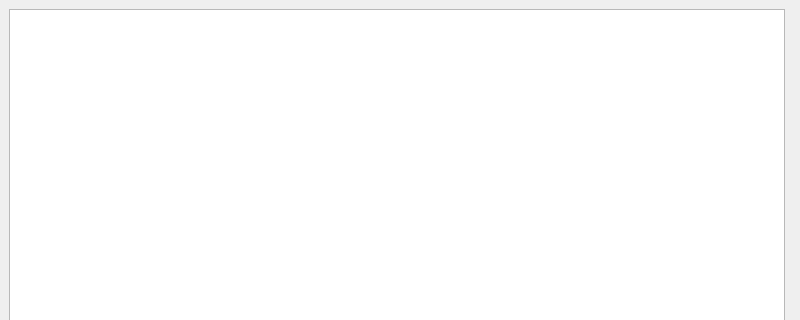
Above: BigBrother/src/GUI/mainwindow.ui from akukhta/BigBrother before the change; both pictures show x 0 to 800 and y 0 to 320 of the 800 by 600 pixel window. Below: the same form after it.
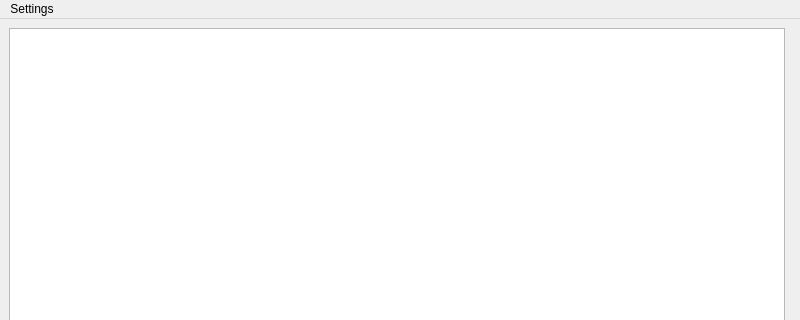
That is the form after the change.

Commit message: Dialog has been added

```diff
--- a/BigBrother/src/GUI/mainwindow.ui
+++ b/BigBrother/src/GUI/mainwindow.ui
@@ -43,6 +43,14 @@
      <height>23</height>
     </rect>
    </property>
+   <widget class="QMenu" name="menuSettings">
+    <property name="title">
+     <string>Settings</string>
+    </property>
+    <addaction name="separator"/>
+    <addaction name="actionView_settings"/>
+   </widget>
+   <addaction name="menuSettings"/>
   </widget>
   <widget class="QStatusBar" name="statusbar"/>
  </widget>
```
Left out of the diff: 5 changed lines with no effect on the pictures. The commit also changes 7 other files.
